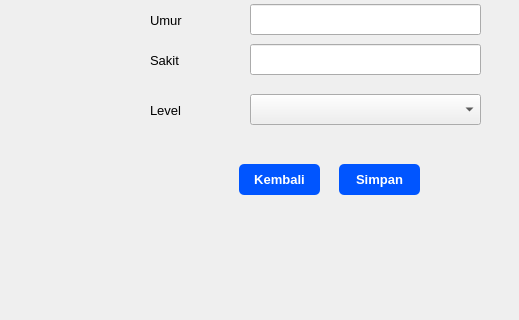
This is form_edit_pasien.ui in naylasalsdev-project/SudiKasusUAS as Qt 5 draws it before an edit; both pictures show x 0 to 519 and y 266 to 586 of the 642 by 586 pixel window. The edited form follows.
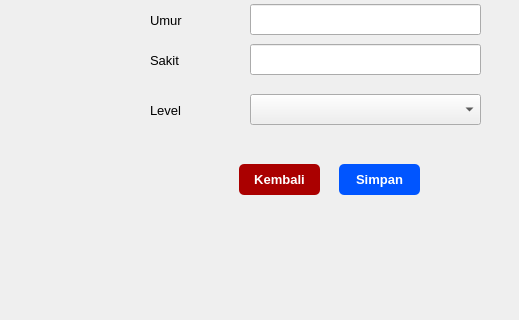
This is the edited form.

Patch:
```diff
--- a/form_edit_pasien.ui
+++ b/form_edit_pasien.ui
@@ -112,7 +112,7 @@
     </property>
     <property name="styleSheet">
      <string notr="true">QPushButton {
-    background-color: rgb(0, 85, 255);
+    background-color: rgb(170, 0, 0);
     color: white;
     border-radius: 5px;   
     padding: 6px;           
```
